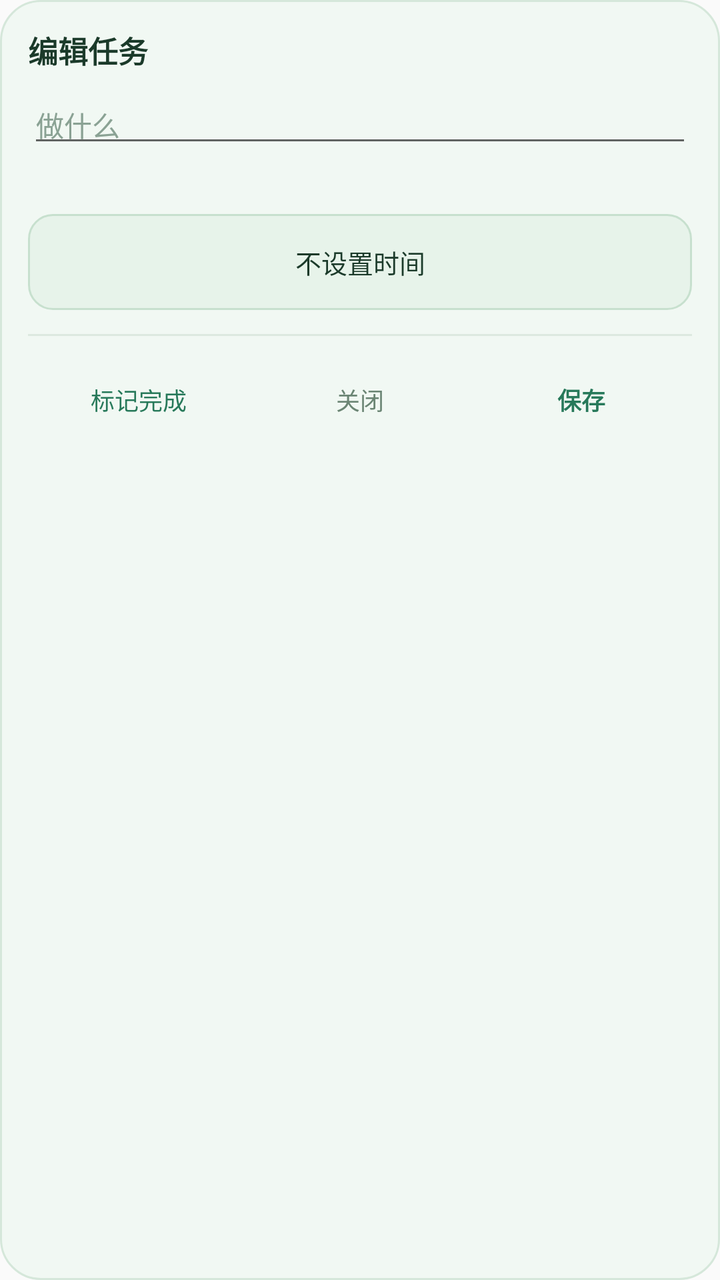
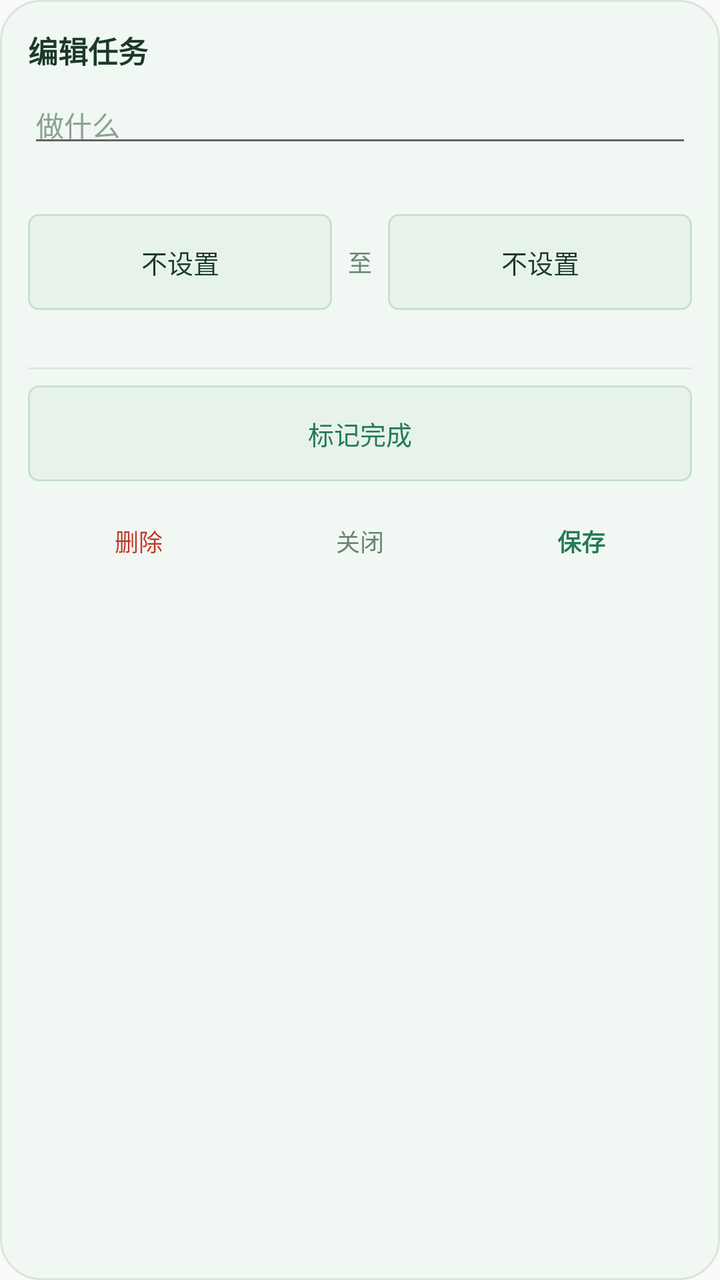

Before-and-after screenshots of an Android layout around one commit, followed by the original layout XML and the change that was made.
<!-- AndroidManifest.xml: application theme AppTheme -->
<!-- res/layout/dialog_task.xml -->
<?xml version="1.0" encoding="utf-8"?>
<LinearLayout xmlns:android="http://schemas.android.com/apk/res/android"
    android:layout_width="286dp"
    android:layout_height="wrap_content"
    android:background="@drawable/widget_bg"
    android:orientation="vertical"
    android:padding="14dp">

    <TextView
        android:id="@+id/d_head"
        android:layout_width="match_parent"
        android:layout_height="wrap_content"
        android:text="编辑任务"
        android:textColor="#1B3A2A"
        android:textSize="15sp"
        android:textStyle="bold" />

    <EditText
        android:id="@+id/d_title"
        android:layout_width="match_parent"
        android:layout_height="wrap_content"
        android:layout_marginTop="10dp"
        android:hint="做什么"
        android:inputType="text"
        android:paddingTop="6dp"
        android:paddingBottom="6dp"
        android:textColor="#1B3A2A"
        android:textColorHint="#8AA294"
        android:textSize="14sp" />

    <TextView
        android:id="@+id/d_when"
        android:layout_width="match_parent"
        android:layout_height="wrap_content"
        android:layout_marginTop="4dp"
        android:text=""
        android:textColor="#6B8574"
        android:textSize="12sp" />

    
    <Button
        android:id="@+id/d_time"
        style="?android:attr/borderlessButtonStyle"
        android:layout_width="match_parent"
        android:layout_height="wrap_content"
        android:layout_marginTop="8dp"
        android:background="@drawable/widget_habit_bg"
        android:text="不设置时间"
        android:textColor="#1B3A2A"
        android:textSize="13sp" />

    <View
        android:layout_width="match_parent"
        android:layout_height="1dp"
        android:layout_marginTop="12dp"
        android:layout_marginBottom="8dp"
        android:background="#DCE9DF" />

    <LinearLayout
        android:layout_width="match_parent"
        android:layout_height="wrap_content"
        android:orientation="horizontal">

        <Button
            android:id="@+id/d_toggle"
            style="?android:attr/borderlessButtonStyle"
            android:layout_width="0dp"
            android:layout_height="wrap_content"
            android:layout_weight="1"
            android:minWidth="0dp"
            android:paddingLeft="0dp"
            android:paddingRight="0dp"
            android:text="标记完成"
            android:textColor="#27795A"
            android:textSize="12sp" />

        <Button
            android:id="@+id/d_close"
            style="?android:attr/borderlessButtonStyle"
            android:layout_width="0dp"
            android:layout_height="wrap_content"
            android:layout_weight="1"
            android:minWidth="0dp"
            android:paddingLeft="0dp"
            android:paddingRight="0dp"
            android:text="关闭"
            android:textColor="#6B8574"
            android:textSize="12sp" />

        <Button
            android:id="@+id/d_save"
            style="?android:attr/borderlessButtonStyle"
            android:layout_width="0dp"
            android:layout_height="wrap_content"
            android:layout_weight="1"
            android:minWidth="0dp"
            android:paddingLeft="0dp"
            android:paddingRight="0dp"
            android:text="保存"
            android:textColor="#27795A"
            android:textSize="12sp"
            android:textStyle="bold" />
    </LinearLayout>
</LinearLayout>
<!-- resources referenced by this layout -->
<resources>
  <!-- drawable widget_bg (drawable) -->
  <?xml version="1.0" encoding="utf-8"?>
  <shape xmlns:android="http://schemas.android.com/apk/res/android"
      android:shape="rectangle">
      <solid android:color="#F1F8F3" />
      <corners android:radius="20dp" />
      <stroke android:width="1dp" android:color="#D5E7DA" />
  </shape>
  <!-- drawable widget_habit_bg (drawable) -->
  <?xml version="1.0" encoding="utf-8"?>
  <shape xmlns:android="http://schemas.android.com/apk/res/android"
      android:shape="rectangle">
      <solid android:color="#E7F3EA" />
      <corners android:radius="12dp" />
      <stroke android:width="1dp" android:color="#C7E0CE" />
  </shape>
  <style name="AppTheme" parent="Theme.AppCompat.Light.DarkActionBar">
          
          <item name="colorPrimary">@color/colorPrimary</item>
          <item name="colorPrimaryDark">@color/colorPrimaryDark</item>
          <item name="colorAccent">@color/colorAccent</item>
      </style>
</resources>

<!-- the commit's change to res/layout/dialog_task.xml (unified diff, before → after) -->
@@ -38,31 +38,80 @@
         android:textSize="12sp" />
 
     
+    <LinearLayout
+        android:layout_width="match_parent"
+        android:layout_height="wrap_content"
+        android:layout_marginTop="8dp"
+        android:gravity="center_vertical"
+        android:orientation="horizontal">
+
+        <Button
+            android:id="@+id/d_start"
+            style="?android:attr/borderlessButtonStyle"
+            android:layout_width="0dp"
+            android:layout_height="wrap_content"
+            android:layout_weight="1"
+            android:background="@drawable/widget_habit_bg"
+            android:text="不设置"
+            android:textColor="#1B3A2A"
+            android:textSize="13sp" />
+
+        <TextView
+            android:layout_width="wrap_content"
+            android:layout_height="wrap_content"
+            android:layout_marginLeft="8dp"
+            android:layout_marginRight="8dp"
+            android:text="至"
+            android:textColor="#6B8574"
+            android:textSize="12sp" />
+
+        <Button
+            android:id="@+id/d_end"
+            style="?android:attr/borderlessButtonStyle"
+            android:layout_width="0dp"
+            android:layout_height="wrap_content"
+            android:layout_weight="1"
+            android:background="@drawable/widget_habit_bg"
+            android:text="不设置"
+            android:textColor="#1B3A2A"
+            android:textSize="13sp" />
+    </LinearLayout>
+
+    <TextView
+        android:id="@+id/d_durhint"
+        android:layout_width="match_parent"
+        android:layout_height="wrap_content"
+        android:layout_marginTop="4dp"
+        android:textColor="#8AA294"
+        android:textSize="11sp" />
+
+    <TextView
+        android:layout_width="match_parent"
+        android:layout_height="1dp"
+        android:layout_marginTop="10dp"
+        android:layout_marginBottom="8dp"
+        android:background="#DCE9DF"
+        android:text="" />
+
+    
     <Button
-        android:id="@+id/d_time"
+        android:id="@+id/d_toggle"
         style="?android:attr/borderlessButtonStyle"
         android:layout_width="match_parent"
         android:layout_height="wrap_content"
-        android:layout_marginTop="8dp"
         android:background="@drawable/widget_habit_bg"
-        android:text="不设置时间"
-        android:textColor="#1B3A2A"
+        android:text="标记完成"
+        android:textColor="#27795A"
         android:textSize="13sp" />
-
-    <View
-        android:layout_width="match_parent"
-        android:layout_height="1dp"
-        android:layout_marginTop="12dp"
-        android:layout_marginBottom="8dp"
-        android:background="#DCE9DF" />
 
     <LinearLayout
         android:layout_width="match_parent"
         android:layout_height="wrap_content"
+        android:layout_marginTop="6dp"
         android:orientation="horizontal">
 
         <Button
-            android:id="@+id/d_toggle"
+            android:id="@+id/d_delete"
             style="?android:attr/borderlessButtonStyle"
             android:layout_width="0dp"
             android:layout_height="wrap_content"
@@ -70,8 +119,8 @@
             android:minWidth="0dp"
             android:paddingLeft="0dp"
             android:paddingRight="0dp"
-            android:text="标记完成"
-            android:textColor="#27795A"
+            android:text="删除"
+            android:textColor="#C0392B"
             android:textSize="12sp" />
 
         <Button
<!-- resource entries referenced after the edit -->
@@ -13,7 +13,7 @@
   <shape xmlns:android="http://schemas.android.com/apk/res/android"
       android:shape="rectangle">
       <solid android:color="#E7F3EA" />
-      <corners android:radius="12dp" />
+      <corners android:radius="5dp" />
       <stroke android:width="1dp" android:color="#C7E0CE" />
   </shape>
   <style name="AppTheme" parent="Theme.AppCompat.Light.DarkActionBar">
